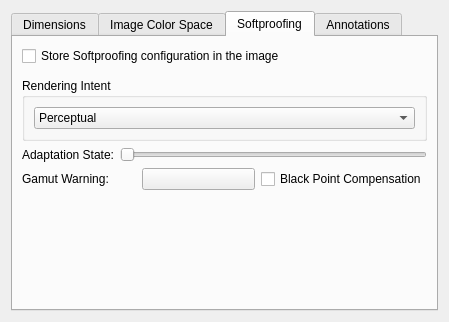
Old version of the form libs/ui/forms/wdgimageproperties.ui in the repository KDE/krita.
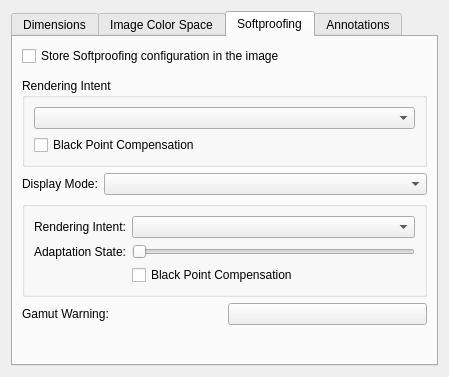
New version of the form. The open tabs and pages were chosen to show the change. Custom widgets are drawn as their Qt base class.

```diff
--- a/libs/ui/forms/wdgimageproperties.ui
+++ b/libs/ui/forms/wdgimageproperties.ui
@@ -11,7 +11,7 @@
     <x>0</x>
     <y>0</y>
     <width>449</width>
-    <height>322</height>
+    <height>377</height>
    </rect>
   </property>
   <property name="windowTitle">
@@ -21,7 +21,7 @@
    <item>
     <widget class="QTabWidget" name="grpColorM">
      <property name="currentIndex">
-      <number>0</number>
+      <number>2</number>
      </property>
      <widget class="QWidget" name="tab_2">
       <attribute name="title">
@@ -162,7 +162,7 @@
           </widget>
          </item>
          <item row="4" column="1">
-          <widget class="KisDoubleSliderSpinBox" name="sldBackgroundColor" native="true">
+          <widget class="KisDoubleSliderSpinBox" name="sldBackgroundColor">
            <property name="sizePolicy">
             <sizepolicy hsizetype="Expanding" vsizetype="Preferred">
              <horstretch>0</horstretch>
@@ -291,46 +291,71 @@
           <item row="0" column="0" colspan="2">
            <widget class="QComboBox" name="cmbIntent">
             <property name="currentIndex">
-             <number>0</number>
+             <number>-1</number>
             </property>
-            <item>
-             <property name="text">
-              <string>Perceptual</string>
-             </property>
-            </item>
-            <item>
+           </widget>
+          </item>
+          <item row="1" column="0">
+           <widget class="QCheckBox" name="ckbBlackPointComp">
+            <property name="toolTip">
+             <string>&lt;html&gt;&lt;head/&gt;&lt;body&gt;&lt;p&gt;Black Point compensation matches the darkest color of the source device to the darkest color of the destination device. Relative Colorimetric without Black Point Compensation will show the difference between the darkest values. With blackpoint compensation, black is black.&lt;/p&gt;&lt;/body&gt;&lt;/html&gt;</string>
+            </property>
              <property name="text">
-              <string>Relative Colorimetric</string>
-             </property>
-            </item>
+             <string>Black Point Compensation</string>
+            </property>
+           </widget>
+          </item>
+         </layout>
+        </widget>
+       </item>
             <item>
+        <layout class="QHBoxLayout" name="horizontalLayout_6">
+         <item>
+          <widget class="QLabel" name="label_6">
+           <property name="sizePolicy">
+            <sizepolicy hsizetype="Preferred" vsizetype="Preferred">
+             <horstretch>0</horstretch>
+             <verstretch>0</verstretch>
+            </sizepolicy>
+           </property>
              <property name="text">
-              <string comment="ICC profile rendering intent">Saturation</string>
-             </property>
+            <string>Display Mode:</string>
+           </property>
+          </widget>
             </item>
             <item>
-             <property name="text">
-              <string>Absolute Colorimetric</string>
-             </property>
-            </item>
+          <widget class="QComboBox" name="cmbDisplayTransformState">
+           <property name="sizePolicy">
+            <sizepolicy hsizetype="MinimumExpanding" vsizetype="Fixed">
+             <horstretch>0</horstretch>
+             <verstretch>0</verstretch>
+            </sizepolicy>
+           </property>
            </widget>
           </item>
          </layout>
-        </widget>
        </item>
        <item>
-        <layout class="QHBoxLayout" name="horizontalLayout_4">
-         <item>
-          <widget class="QLabel" name="lblAdaptationState">
+        <widget class="QGroupBox" name="grbDisplayConversion">
+         <layout class="QFormLayout" name="formLayout_3">
+          <item row="2" column="1">
+           <widget class="QComboBox" name="cmbDisplayIntent"/>
+          </item>
+          <item row="4" column="1">
+           <widget class="QCheckBox" name="chkDisplayBlackPointCompensation">
            <property name="text">
-            <string>Adaptation State:</string>
-           </property>
-           <property name="alignment">
-            <set>Qt::AlignRight|Qt::AlignTrailing|Qt::AlignVCenter</set>
+             <string>Black Point Compensation</string>
+            </property>
+           </widget>
+          </item>
+          <item row="2" column="0">
+           <widget class="QLabel" name="label_5">
+            <property name="text">
+             <string>Rendering Intent:</string>
            </property>
           </widget>
          </item>
-         <item>
+          <item row="3" column="1">
           <widget class="QSlider" name="sldAdaptationState">
            <property name="toolTip">
             <string>&lt;html&gt;&lt;head/&gt;&lt;body&gt;&lt;p&gt;Set how much you wish to correct the adaptation state. This will affect how &lt;span style=&quot; font-style:italic;&quot;&gt;Absolute Colorimetric&lt;/span&gt; changes the whites of your image. In Layman's terms: how much do you wish to have the color management correct the paper-color to screen white while using &lt;span style=&quot; font-style:italic;&quot;&gt;Absolute Colorimetric&lt;/span&gt;?&lt;/p&gt;&lt;/body&gt;&lt;/html&gt;</string>
@@ -340,7 +365,18 @@
            </property>
           </widget>
          </item>
-        </layout>
+          <item row="3" column="0">
+           <widget class="QLabel" name="lblAdaptationState">
+            <property name="text">
+             <string>Adaptation State:</string>
+            </property>
+            <property name="alignment">
+             <set>Qt::AlignRight|Qt::AlignTrailing|Qt::AlignVCenter</set>
+            </property>
+           </widget>
+          </item>
+         </layout>
+        </widget>
        </item>
        <item>
         <layout class="QHBoxLayout" name="horizontalLayout_3">
@@ -358,16 +394,6 @@
            </property>
           </widget>
          </item>
-         <item>
-          <widget class="QCheckBox" name="ckbBlackPointComp">
-           <property name="toolTip">
-            <string>&lt;html&gt;&lt;head/&gt;&lt;body&gt;&lt;p&gt;Black Point compensation matches the darkest color of the source device to the darkest color of the destination device. Relative Colorimetric without Black Point Compensation will show the difference between the darkest values. With blackpoint compensation, black is black.&lt;/p&gt;&lt;/body&gt;&lt;/html&gt;</string>
-           </property>
-           <property name="text">
-            <string>Black Point Compensation</string>
-           </property>
-          </widget>
-         </item>
         </layout>
        </item>
        <item>
```
Lines whose indentation alone changed are shown as unchanged.
